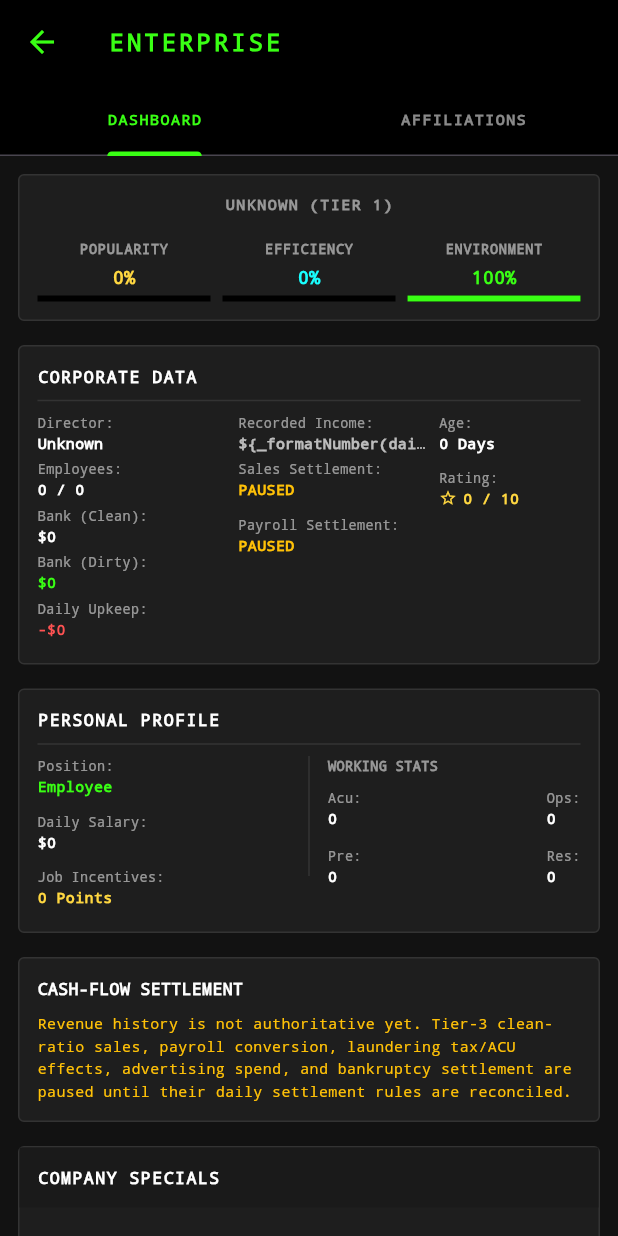
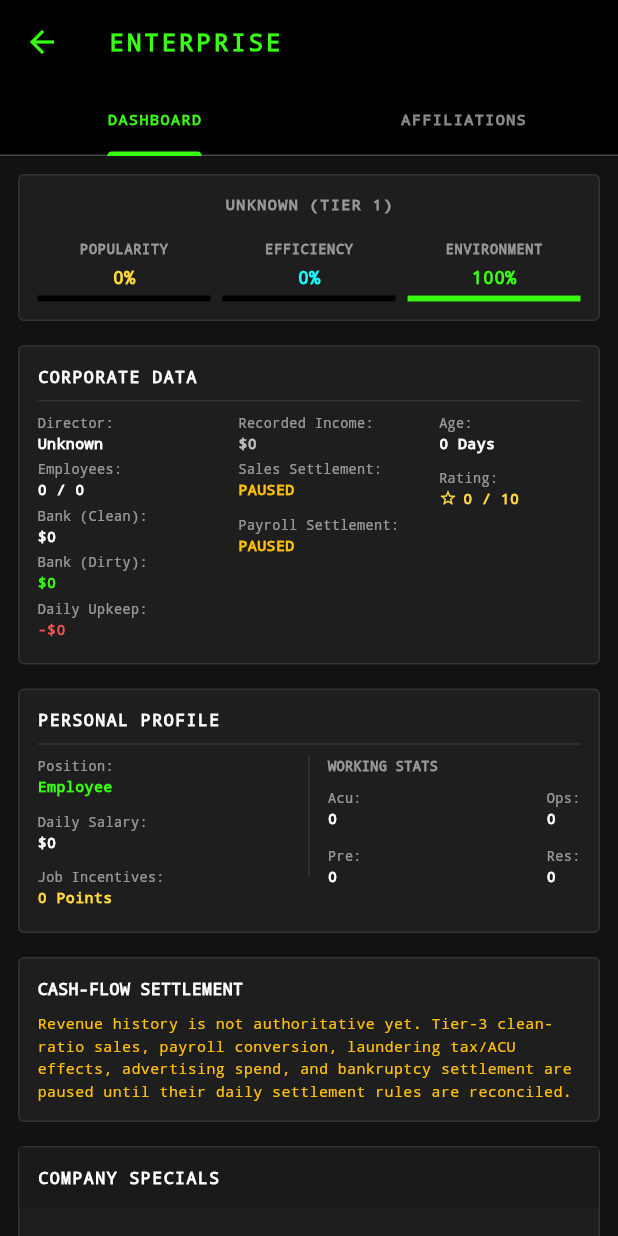
Before and after one commit to Dropnike21/cold-streets, a Flutter app: the CompanyDashboardView screen opened directly with empty values, on a phone screen of 412 x 824 dp. Run offline on Flutter 3.47's test engine with Material 3 defaults, Android fonts, the phone set to English and light mode, and no system bars; our stand-ins replace flutter_map, latlong2, shared_preferences, supabase_flutter; accounts and stored records are empty; network calls fail.

Commit message:
Fix company dashboard cash-flow labels

```diff
--- a/lib/views/company_dashboard_view.dart
+++ b/lib/views/company_dashboard_view.dart
@@ -22,7 +22,7 @@ class CompanyDashboardView extends StatefulWidget {
 }
 
 class _CompanyDashboardViewState extends State<CompanyDashboardView> {
-  String get apiUrl => '\${ApiConfig.baseUrl}/companies';
+  String get apiUrl => '${ApiConfig.baseUrl}/companies';
   bool _isLoading = true;
 
   // Economic Engine Data[cite: 1]
@@ -39,7 +39,7 @@ class _CompanyDashboardViewState extends State<CompanyDashboardView> {
   int _userSalary = 0;
 
   int _selectedLogTab = 0;
-  String _chartFilter = 'All Time';
+
 
   final Color neonGreen = const Color(0xFF39FF14);
   final Color matteBlack = const Color(0xFF121212);
@@ -327,7 +327,7 @@ class _CompanyDashboardViewState extends State<CompanyDashboardView> {
                   children: [
                     _buildCompactDetail(
                       "Recorded Income:",
-                      "\${_formatNumber(dailyInc)}",
+                      "\$${_formatNumber(dailyInc)}",
                       valColor: Colors.white70,
                     ),
                     _buildCompactDetail(
```
